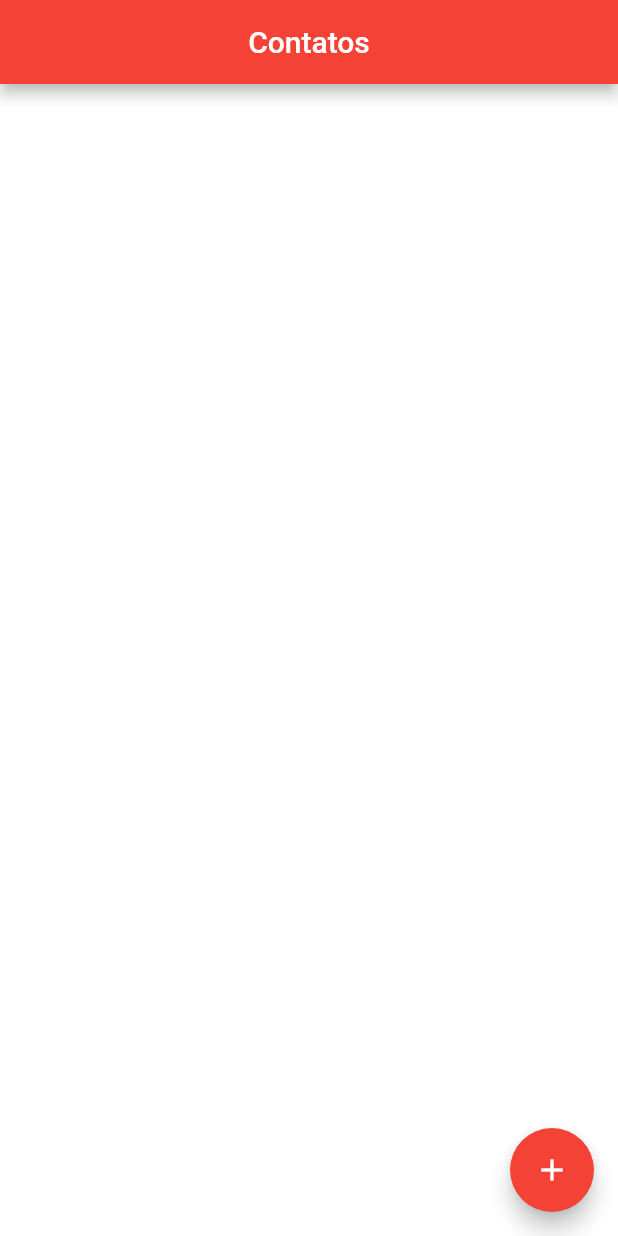
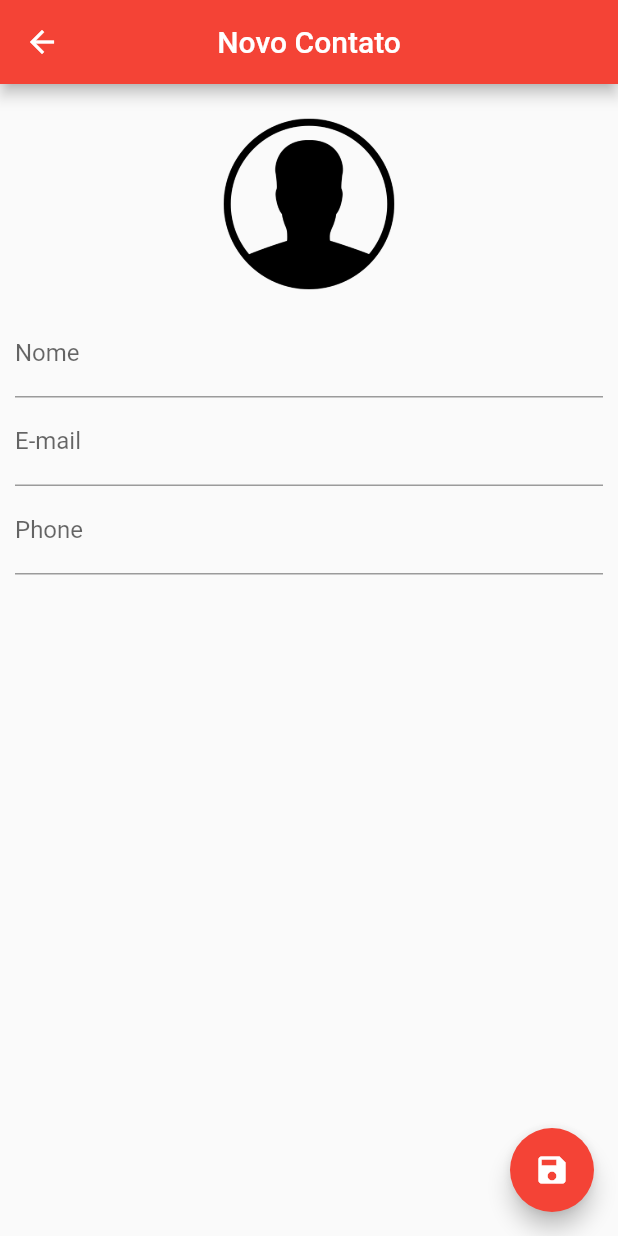
Before and after one commit to rodrigues159/agenda_contatos, a Flutter app: the screen it shows after launch, after a tap on the "add" icon, on a phone screen of 412 x 824 dp. Run offline on Flutter 3.47's test engine with Material 2 defaults, Android fonts, the phone set to English and light mode, and no system bars; our stand-ins replace sqflite; accounts and stored records are empty.

Commit message:
#2 - Atualização Visual
Criação da pagina do contato, e estruturação da HomePage

```diff
--- a/lib/main.dart
+++ b/lib/main.dart
@@ -4,5 +4,6 @@ import 'package:flutter/material.dart';
 void main() {
   runApp(MaterialApp(
     home: HomePage(),
+    debugShowCheckedModeBanner: false,
   ));
 }
--- /dev/null
+++ b/lib/ui/contact_page.dart
@@ -0,0 +1,109 @@
+import 'dart:io';
+
+import 'package:agenda_contatos/helpers/contact_helper.dart';
+import 'package:flutter/material.dart';
+
+class ContactPage extends StatefulWidget {
+  final Contact contact;
+
+  ContactPage({this.contact});
+
+  @override
+  _ContactPageState createState() => _ContactPageState();
+}
+
+class _ContactPageState extends State<ContactPage> {
+  final _nameController = TextEditingController();
+  final _emailController = TextEditingController();
+  final _phoneController = TextEditingController();
+
+  bool _userEdited = false;
+
+  Contact _editContact;
+
+  @override
+  void initState() {
+    super.initState();
+    if (widget.contact == null) {
+      _editContact = Contact();
+    } else {
+      _editContact = Contact.fromMap(widget.contact.toMap());
+
+      _nameController.text = _editContact.name;
+      _emailController.text = _editContact.email;
+      _phoneController.text = _editContact.phone;
+    }
+  }
+
+  @override
+  Widget build(BuildContext context) {
+    return Scaffold(
+      appBar: AppBar(
+        backgroundColor: Colors.red,
+        title: Text(
+          _editContact.name ?? "Novo Contato",
+        ),
+        centerTitle: true,
+      ),
+      floatingActionButton: FloatingActionButton(
+        onPressed: () {},
+        child: Icon(Icons.save),
+        backgroundColor: Colors.red,
+      ),
+      body: SingleChildScrollView(
+        padding: EdgeInsets.all(10.0),
+        child: Column(
+          children: <Widget>[
+            GestureDetector(
+              child: Container(
+                width: 140.0,
+                height: 140.0,
+                decoration: BoxDecoration(
+                    shape: BoxShape.circle,
+                    image: DecorationImage(
+                      image: _editContact.img != null
+                          ? FileImage(File(_editContact.img))
+                          : AssetImage("images/person.png"),
+                    )),
+              ),
+            ),
+            TextField(
+              decoration: InputDecoration(
+                labelText: "Nome",
+              ),
+              controller: _nameController,
+              onChanged: (text) {
+                _userEdited = true;
+                setState(() {
+                  _editContact.name = text;
+                });
+              },
+            ),
+            TextField(
+              decoration: InputDecoration(
+                labelText: "E-mail",
+              ),
+              controller: _emailController,
+              onChanged: (text) {
+                _userEdited = true;
+                _editContact.email = text;
+              },
+              keyboardType: TextInputType.emailAddress,
+            ),
+            TextField(
+              decoration: InputDecoration(
+                labelText: "Phone",
+              ),
+              controller: _phoneController,
+              onChanged: (text) {
+                _userEdited = true;
+                _editContact.phone = text;
+              },
+              keyboardType: TextInputType.phone,
+            ),
+          ],
+        ),
+      ),
+    );
+  }
+}
--- a/lib/ui/home_page.dart
+++ b/lib/ui/home_page.dart
@@ -1,6 +1,7 @@
 import 'dart:io';
 
 import 'package:agenda_contatos/helpers/contact_helper.dart';
+import 'package:agenda_contatos/ui/contact_page.dart';
 import 'package:flutter/material.dart';
 
 class HomePage extends StatefulWidget {
@@ -17,11 +18,7 @@ class _HomePageState extends State<HomePage> {
   void initState() {
     super.initState();
 
-    helper.getAllContacts().then((list) {
-      setState(() {
-        contacts = list;
-      });
-    });
+    _getAllContacts();
   }
 
   @override
@@ -34,7 +31,9 @@ class _HomePageState extends State<HomePage> {
       ),
       backgroundColor: Colors.white,
       floatingActionButton: FloatingActionButton(
-        onPressed: () {},
+        onPressed: () {
+          _showContactPage();
+        },
         child: Icon(Icons.add),
         backgroundColor: Colors.red,
       ),
@@ -94,6 +93,34 @@ class _HomePageState extends State<HomePage> {
           ),
         ),
       ),
+      onTap: () {
+        _showContactPage(contact: contacts[index]);
+      },
     );
   }
+
+  void _showContactPage({Contact contact}) async {
+    final recContact = await Navigator.push(
+        context,
+        MaterialPageRoute(
+            builder: (context) => ContactPage(
+                  contact: contact,
+                )));
+    if (recContact != null) {
+      if (contact != null) {
+        await helper.updateContact(recContact);
+      } else {
+        await helper.saveContact(recContact);
+      }
+      _getAllContacts();
+    }
+  }
+
+  void _getAllContacts() {
+    helper.getAllContacts().then((list) {
+      setState(() {
+        contacts = list;
+      });
+    });
+  }
 }
```
